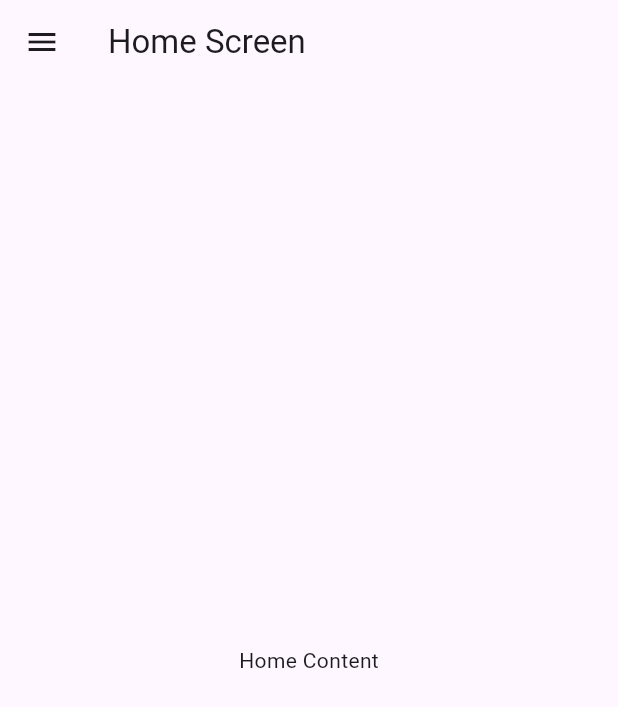
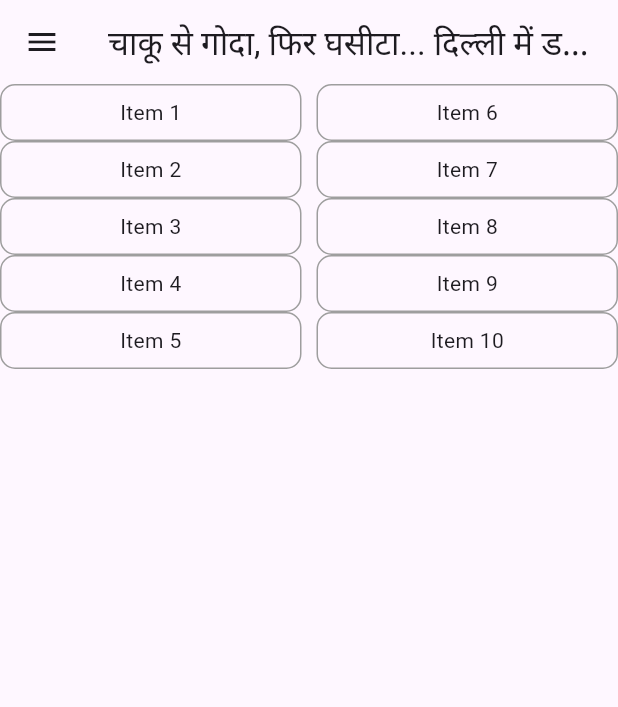
Before and after one commit to Soumyadeep1710/Musicplayer_Flutter, a Flutter app: the screen it shows after launch, on a phone screen of 412 x 824 dp. Shown: the top 707 px of the screen. Run offline on Flutter 3.47's test engine with Material 3 defaults, Android fonts, the phone set to English and light mode, and no system bars; our stand-ins replace file_picker, just_audio, permission_handler.

Commit message:
trial 1 commit

```diff
--- a/lib/homescreen.dart
+++ b/lib/homescreen.dart
@@ -1,15 +1,68 @@
 import 'package:flutter/material.dart';
+import 'package:musicplayer_prototype1/DetailsScreen.dart';
+import 'package:musicplayer_prototype1/filepicker.dart';
 
 class HomeScreen extends StatelessWidget {
   @override
   Widget build(BuildContext context) {
     return Scaffold(
       appBar: AppBar(
-        title: Text('Home Screen'),
+        title: Text('चाकू से गोदा, फिर घसीटा... दिल्ली में डबल मर्डर का दिल दहलाने वाला वीडियो आया सामने'),
       ),
       drawer: MyDrawer(),
-      body: Center(
-        child: Text('Home Content'),
+      body: SingleChildScrollView(
+        child: Column(
+          children: [
+            for (var i = 0; i < 5; i++)
+              Row(
+                children: [
+                  Expanded(
+                    child: InkWell(
+                      onTap: () => Navigator.push(
+                        context,
+                        MaterialPageRoute(
+                          builder: (context) => DetailsScreen(itemName: 'Item ${i + 1}'),
+                        ),
+                      ),
+                      child: Container(
+                        padding: EdgeInsets.all(8.0),
+                        decoration: BoxDecoration(
+                          borderRadius: BorderRadius.circular(10.0),
+                          border: Border.all(
+                            color: Colors.grey,
+                            width: 1.0,
+                          ),
+                        ),
+                        child: Center(child: Text('Item ${i + 1}')),
+                      ),
+                    ),
+                  ),
+                  SizedBox(width: 10.0),
+                  Expanded(
+                    child: InkWell(
+                      onTap: () => Navigator.push(
+                        context,
+                        MaterialPageRoute(
+                          builder: (context) => DetailsScreen(itemName: 'Item ${i + 6}'),
+                        ),
+                      ),
+                      child: Container(
+                        padding: EdgeInsets.all(8.0),
+                        decoration: BoxDecoration(
+                          borderRadius: BorderRadius.circular(10.0),
+                          border: Border.all(
+                            color: Colors.grey,
+                            width: 1.0,
+                          ),
+                        ),
+                        child: Center(child: Text('Item ${i + 6}')),
+                      ),
+                    ),
+                  ),
+                ],
+              ),
+          ],
+        ),
       ),
     );
   }
@@ -34,9 +87,19 @@ class MyDrawer extends StatelessWidget {
             onTap: () => Navigator.pop(context),
           ),
           ListTile(
-            leading: Icon(Icons.settings),
-            title: Text('Settings'),
-onTap: () => Navigator.push(context, MaterialPageRoute(builder: (context) => SettingsScreen())),
+            leading: Icon(Icons.upload),
+            title: Text('Upload'),
+           onTap: () => Navigator.push(context, MaterialPageRoute(builder: (context) => PickAudioScreen())),
+          ),
+          ListTile(
+            leading: Icon(Icons.delete),
+            title: Text('Delete'),
+// onTap: () => Navigator.push(context, MaterialPageRoute(builder: (context) => SettingsScreen())),
+          ),
+          ListTile(
+            leading: Icon(Icons.add),
+            title: Text('Add New Categories'),
+//  onTap: () => Navigator.push(context, MaterialPageRoute(builder: (context) => SettingsScreen())),
           ),
         ],
       ),
--- a/lib/main.dart
+++ b/lib/main.dart
@@ -2,6 +2,7 @@ import 'package:flutter/material.dart';
 import 'package:musicplayer_prototype1/splash_screen.dart';
 void main() {
   runApp(MaterialApp(
+    debugShowCheckedModeBanner: false,
     home: SplashScreen(),
   ));
 }
--- a/lib/splash_screen.dart
+++ b/lib/splash_screen.dart
@@ -12,7 +12,7 @@ class _SplashScreenState extends State<SplashScreen> {
   void initState() {
     super.initState();
     // Navigate to home screen after a delay
-    Future.delayed(Duration(seconds: 3), () {
+    Future.delayed(Duration(seconds: 0), () {
       Navigator.pushReplacement(context, MaterialPageRoute(builder: (context) => HomeScreen()));
     });
   }
```
Also changed, not shown: lib/DetailsScreen.dart (added, +29 -0 lines), lib/MusicPlayerScreen.dart (added, +134 -0 lines), lib/SongListScreen.dart (added, +34 -0 lines), lib/filepicker.dart (added, +56 -0 lines), pubspec.yaml (+5 -3 lines), pubspec.lock, 4 other files.
